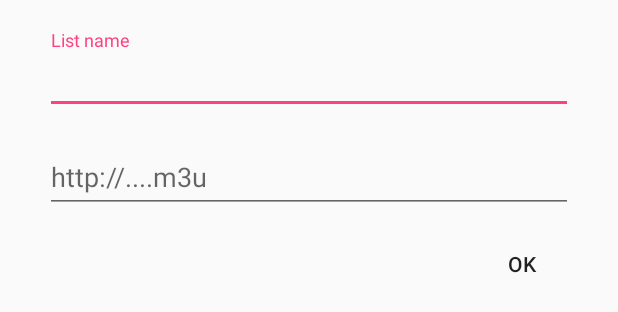
After one commit to satipclientapp/SATIP-SDK, an Android app: the layout dialog_item_list.xml on its own in the app's theme, with its tools: preview values and no code run, on a phone screen of 412 x 824 dp. The commit adds this screen. Shown: the top 312 px of the screen. Run offline under Robolectric (Android 15) with nearby library versions, the light colour scheme and no system bars.

```diff
--- /dev/null
+++ b/VLC-Android-Discoverer/mobile/src/main/res/layout/dialog_item_list.xml
@@ -0,0 +1,51 @@
+<?xml version="1.0" encoding="utf-8"?>
+<layout>
+    <data>
+        <variable
+            name="handler"
+            type="satipsdk.ses.com.satipsdk.dialogs.ItemListDialog.ClickHandler" />
+    </data>
+    <LinearLayout xmlns:android="http://schemas.android.com/apk/res/android"
+        android:orientation="vertical" android:layout_width="match_parent"
+        android:layout_height="match_parent"
+        android:minWidth="500dp"
+        android:padding="20dp">
+    <android.support.design.widget.TextInputLayout
+        android:id="@+id/name_layout"
+        android:layout_width="match_parent"
+        android:layout_height="wrap_content"
+        android:layout_toLeftOf="@+id/send">
+        <EditText
+            android:id="@+id/name_edittext"
+            android:layout_width="match_parent"
+            android:layout_height="wrap_content"
+            android:layout_alignParentTop="true"
+            android:layout_margin="10dp"
+            android:hint="@string/name_hint_channel_list"
+            android:inputType="text"
+            android:maxLines="2" />
+    </android.support.design.widget.TextInputLayout>
+    <android.support.design.widget.TextInputLayout
+        android:id="@+id/url_layout"
+        android:layout_width="match_parent"
+        android:layout_height="wrap_content"
+        android:layout_toLeftOf="@+id/send">
+        <EditText
+            android:id="@+id/url_edittext"
+            android:layout_width="match_parent"
+            android:layout_height="wrap_content"
+            android:layout_alignParentTop="true"
+            android:layout_margin="10dp"
+            android:hint="@string/url_hint_channel_list"
+            android:inputType="textUri"
+            android:maxLines="2" />
+    </android.support.design.widget.TextInputLayout>
+        <Button
+            android:layout_width="wrap_content"
+            android:layout_height="wrap_content"
+            android:layout_gravity="end"
+            android:text="@android:string/ok"
+            style="?android:attr/borderlessButtonStyle"
+            android:onClick="@{handler.onClick}"/>
+    </LinearLayout>
+</layout>
--- a/VLC-Android-Discoverer/mobile/src/main/res/values/strings.xml
+++ b/VLC-Android-Discoverer/mobile/src/main/res/values/strings.xml
@@ -4,6 +4,8 @@
     <string name="settings">Settings</string>
     <string name="add_server">Add server address manually</string>
     <string name="add_channel">Add m3u channel list manually</string>
-    <string name="name_hint">List name</string>
-    <string name="url_hint">http://....m3u</string>
+    <string name="name_hint_server">Server name</string>
+    <string name="url_hint_server">http://&lt;server address&gt;</string>
+    <string name="name_hint_channel_list">List name</string>
+    <string name="url_hint_channel_list">http://....m3u</string>
 </resources>
```
Also changed, not shown: VLC-Android-Discoverer/mobile/src/main/java/satipsdk/ses/com/satipsdk/SettingsFragment.java (+5 -2 lines), VLC-Android-Discoverer/mobile/src/main/java/satipsdk/ses/com/satipsdk/dialogs/ItemListDialog.java (added, +65 -0 lines), VLC-Android-Discoverer/mobile/src/main/res/layout/fragment_settings.xml (+7 -2 lines).
